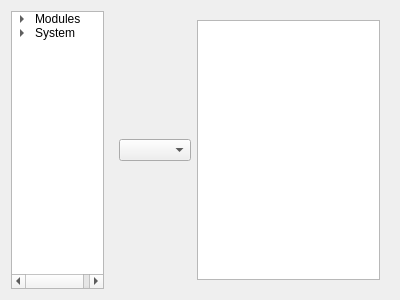
Qt form src/iland/ui/settingsTestDialog.ui (edfm-tum/iland-model) before a commit.
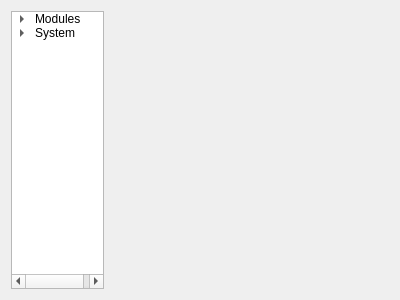
The same form after that commit.

Diff of the .ui file:
```diff
--- a/src/iland/ui/settingsTestDialog.ui
+++ b/src/iland/ui/settingsTestDialog.ui
@@ -93,14 +93,7 @@
    <item>
     <widget class="QStackedWidget" name="stackedWidget">
      <widget class="QWidget" name="modules">
-      <layout class="QHBoxLayout" name="horizontalLayout_2">
-       <item>
-        <widget class="QComboBox" name="comboBox_3"/>
-       </item>
-       <item>
-        <widget class="QListWidget" name="listWidget"/>
-       </item>
-      </layout>
+      <layout class="QHBoxLayout" name="horizontalLayout_2"/>
      </widget>
      <widget class="QWidget" name="modules_fire">
       <layout class="QVBoxLayout" name="verticalLayout">
```
